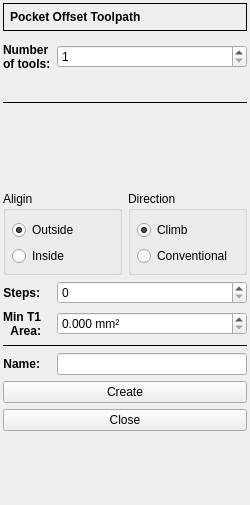
This is G2G/forms/pocketoffsetform.ui in XRay3D/GERBER_X3 as Qt 5 draws it before an edit. The edited form follows.
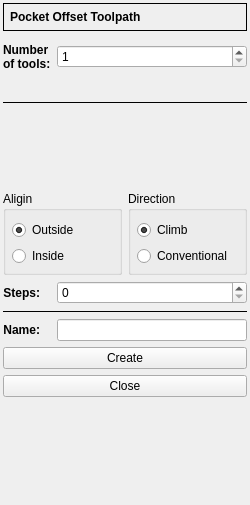
This is the edited form. Icons and pictures are not drawn. Custom widgets are drawn as their Qt base class.

The edit to the form file:
```diff
--- a/G2G/forms/pocketoffsetform.ui
+++ b/G2G/forms/pocketoffsetform.ui
@@ -32,37 +32,17 @@
    <property name="bottomMargin">
     <number>3</number>
    </property>
-   <item row="13" column="0" colspan="2">
-    <widget class="QPushButton" name="pbCreate">
+   <item row="9" column="1">
+    <widget class="QSpinBox" name="sbxSteps">
      <property name="enabled">
       <bool>true</bool>
      </property>
-     <property name="text">
-      <string>Create</string>
-     </property>
     </widget>
    </item>
-   <item row="10" column="0">
-    <widget class="QLabel" name="labelMinArea">
-     <property name="sizePolicy">
-      <sizepolicy hsizetype="Fixed" vsizetype="Preferred">
-       <horstretch>0</horstretch>
-       <verstretch>0</verstretch>
-      </sizepolicy>
-     </property>
-     <property name="font">
-      <font>
-       <weight>75</weight>
-       <bold>true</bold>
-       <kerning>true</kerning>
-      </font>
-     </property>
-     <property name="text">
-      <string>Min T1
-Area:</string>
-     </property>
-     <property name="alignment">
-      <set>Qt::AlignRight|Qt::AlignTrailing|Qt::AlignVCenter</set>
+   <item row="1" column="0" colspan="2">
+    <widget class="DepthForm" name="dsbxDepth" native="true">
+     <property name="enabled">
+      <bool>true</bool>
      </property>
     </widget>
    </item>
@@ -115,55 +95,6 @@
      </layout>
     </widget>
    </item>
-   <item row="15" column="0" colspan="2">
-    <spacer name="verticalSpacer">
-     <property name="orientation">
-      <enum>Qt::Vertical</enum>
-     </property>
-     <property name="sizeHint" stdset="0">
-      <size>
-       <width>20</width>
-       <height>40</height>
-      </size>
-     </property>
-    </spacer>
-   </item>
-   <item row="11" column="0" colspan="2">
-    <widget class="Line" name="line_2">
-     <property name="enabled">
-      <bool>true</bool>
-     </property>
-     <property name="frameShadow">
-      <enum>QFrame::Plain</enum>
-     </property>
-     <property name="orientation">
-      <enum>Qt::Horizontal</enum>
-     </property>
-    </widget>
-   </item>
-   <item row="1" column="0" colspan="2">
-    <widget class="DepthForm" name="dsbxDepth" native="true">
-     <property name="enabled">
-      <bool>true</bool>
-     </property>
-    </widget>
-   </item>
-   <item row="5" column="0" colspan="2">
-    <widget class="ToolSelectorForm" name="toolHolder3" native="true"/>
-   </item>
-   <item row="6" column="0" colspan="2">
-    <widget class="ToolSelectorForm" name="toolHolder4" native="true"/>
-   </item>
-   <item row="7" column="0" colspan="2">
-    <widget class="Line" name="line_3">
-     <property name="frameShadow">
-      <enum>QFrame::Plain</enum>
-     </property>
-     <property name="orientation">
-      <enum>Qt::Horizontal</enum>
-     </property>
-    </widget>
-   </item>
    <item row="8" column="0" colspan="2">
     <layout class="QGridLayout" name="gridLayout">
      <item row="2" column="0">
@@ -284,6 +215,54 @@
      </item>
     </layout>
    </item>
+   <item row="11" column="0">
+    <widget class="QLabel" name="label_6">
+     <property name="enabled">
+      <bool>true</bool>
+     </property>
+     <property name="sizePolicy">
+      <sizepolicy hsizetype="Fixed" vsizetype="Preferred">
+       <horstretch>0</horstretch>
+       <verstretch>0</verstretch>
+      </sizepolicy>
+     </property>
+     <property name="font">
+      <font>
+       <weight>75</weight>
+       <bold>true</bold>
+      </font>
+     </property>
+     <property name="text">
+      <string>Name:</string>
+     </property>
+     <property name="alignment">
+      <set>Qt::AlignRight|Qt::AlignTrailing|Qt::AlignVCenter</set>
+     </property>
+    </widget>
+   </item>
+   <item row="11" column="1">
+    <widget class="QLineEdit" name="leName">
+     <property name="enabled">
+      <bool>true</bool>
+     </property>
+    </widget>
+   </item>
+   <item row="10" column="0" colspan="2">
+    <widget class="Line" name="line_2">
+     <property name="enabled">
+      <bool>true</bool>
+     </property>
+     <property name="frameShadow">
+      <enum>QFrame::Plain</enum>
+     </property>
+     <property name="orientation">
+      <enum>Qt::Horizontal</enum>
+     </property>
+    </widget>
+   </item>
+   <item row="5" column="0" colspan="2">
+    <widget class="ToolSelectorForm" name="toolHolder3" native="true"/>
+   </item>
    <item row="9" column="0">
     <widget class="QLabel" name="labelSteps">
      <property name="enabled">
@@ -309,32 +288,35 @@
      </property>
     </widget>
    </item>
-   <item row="12" column="1">
-    <widget class="QLineEdit" name="leName">
-     <property name="enabled">
-      <bool>true</bool>
+   <item row="14" column="0" colspan="2">
+    <spacer name="verticalSpacer">
+     <property name="orientation">
+      <enum>Qt::Vertical</enum>
      </property>
-    </widget>
-   </item>
-   <item row="10" column="1">
-    <widget class="DoubleSpinBox" name="dsbxMinArea">
-     <property name="suffix">
-      <string> mm²</string>
+     <property name="sizeHint" stdset="0">
+      <size>
+       <width>20</width>
+       <height>40</height>
+      </size>
      </property>
-     <property name="decimals">
-      <number>3</number>
-     </property>
-     <property name="maximum">
-      <double>100.000000000000000</double>
-     </property>
-     <property name="singleStep">
-      <double>0.005000000000000</double>
-     </property>
-    </widget>
+    </spacer>
    </item>
    <item row="3" column="0" colspan="2">
     <widget class="ToolSelectorForm" name="toolHolder" native="true"/>
    </item>
+   <item row="12" column="0" colspan="2">
+    <widget class="QPushButton" name="pbCreate">
+     <property name="enabled">
+      <bool>true</bool>
+     </property>
+     <property name="text">
+      <string>Create</string>
+     </property>
+    </widget>
+   </item>
+   <item row="4" column="0" colspan="2">
+    <widget class="ToolSelectorForm" name="toolHolder2" native="true"/>
+   </item>
    <item row="2" column="0">
     <widget class="QLabel" name="label_2">
      <property name="font">
@@ -349,10 +331,17 @@
      </property>
     </widget>
    </item>
-   <item row="4" column="0" colspan="2">
-    <widget class="ToolSelectorForm" name="toolHolder2" native="true"/>
+   <item row="7" column="0" colspan="2">
+    <widget class="Line" name="line_3">
+     <property name="frameShadow">
+      <enum>QFrame::Plain</enum>
+     </property>
+     <property name="orientation">
+      <enum>Qt::Horizontal</enum>
+     </property>
+    </widget>
    </item>
-   <item row="14" column="0" colspan="2">
+   <item row="13" column="0" colspan="2">
     <widget class="QPushButton" name="pbClose">
      <property name="enabled">
       <bool>true</bool>
@@ -362,38 +351,6 @@
      </property>
     </widget>
    </item>
-   <item row="9" column="1">
-    <widget class="QSpinBox" name="sbxSteps">
-     <property name="enabled">
-      <bool>true</bool>
-     </property>
-    </widget>
-   </item>
-   <item row="12" column="0">
-    <widget class="QLabel" name="label_6">
-     <property name="enabled">
-      <bool>true</bool>
-     </property>
-     <property name="sizePolicy">
-      <sizepolicy hsizetype="Fixed" vsizetype="Preferred">
-       <horstretch>0</horstretch>
-       <verstretch>0</verstretch>
-      </sizepolicy>
-     </property>
-     <property name="font">
-      <font>
-       <weight>75</weight>
-       <bold>true</bold>
-      </font>
-     </property>
-     <property name="text">
-      <string>Name:</string>
-     </property>
-     <property name="alignment">
-      <set>Qt::AlignRight|Qt::AlignTrailing|Qt::AlignVCenter</set>
-     </property>
-    </widget>
-   </item>
    <item row="2" column="1">
     <widget class="QSpinBox" name="sbxToolQty">
      <property name="minimum">
@@ -404,14 +361,12 @@
      </property>
     </widget>
    </item>
+   <item row="6" column="0" colspan="2">
+    <widget class="ToolSelectorForm" name="toolHolder4" native="true"/>
+   </item>
   </layout>
  </widget>
  <customwidgets>
-  <customwidget>
-   <class>DoubleSpinBox</class>
-   <extends>QDoubleSpinBox</extends>
-   <header>doublespinbox.h</header>
-  </customwidget>
   <customwidget>
    <class>DepthForm</class>
    <extends>QWidget</extends>
```
